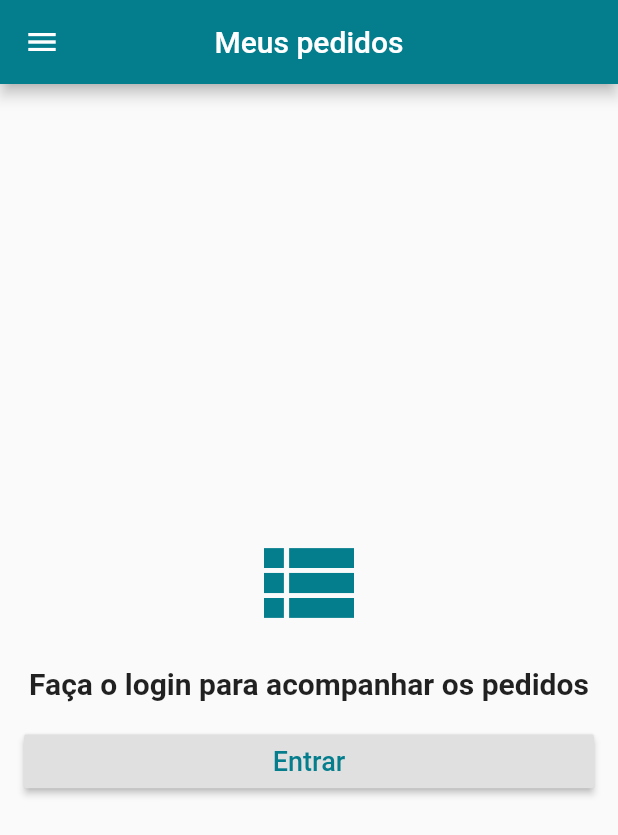
After one commit to dieinimymaganha/loja_virtual, a Flutter app: the screen it shows after launch, swiped to page 4, on a phone screen of 412 x 824 dp. The commit adds this screen. Shown: the top 835 px of the screen. Run offline on Flutter 3.47's test engine with Material 2 defaults, Android fonts, the phone set to English and light mode, and no system bars; our stand-ins replace carousel_pro, cloud_firestore, firebase_auth, transparent_image; accounts and stored records are empty.

Commit message:
Continuando a criação da tela de meus pedidos

```diff
--- a/loja_virtual/lib/screens/home_screen.dart
+++ b/loja_virtual/lib/screens/home_screen.dart
@@ -1,5 +1,6 @@
 import 'package:flutter/material.dart';
 import 'package:loja_virtual/tabs/home_tab.dart';
+import 'package:loja_virtual/tabs/ordes_tab.dart';
 import 'package:loja_virtual/tabs/products_tab.dart';
 import 'package:loja_virtual/widgets/cart_button.dart';
 import 'package:loja_virtual/widgets/custom_drawer.dart';
@@ -28,7 +29,14 @@ class HomeScreen extends StatelessWidget {
           floatingActionButton: CartButton() ,
         ),
         Container(color: Colors.yellowAccent,),
-        Container(color: Colors.green,),
+        Scaffold(
+          appBar: AppBar(
+            title: Text('Meus pedidos'),
+            centerTitle: true,
+          ),
+          body: OrdersTab(),
+          drawer: CustomDrawer(_pageController),
+        )
       ],
     );
   }
--- a/loja_virtual/lib/screens/order_screen.dart
+++ b/loja_virtual/lib/screens/order_screen.dart
@@ -14,8 +14,8 @@ class OrderScreen extends StatelessWidget {
       ),
       body: Container(
         padding: EdgeInsets.all(16.0),
+        alignment: Alignment.center,
         child: Column(
-          mainAxisAlignment: MainAxisAlignment.center,
           children: <Widget>[
             Icon(
               Icons.check,
--- /dev/null
+++ b/loja_virtual/lib/tabs/ordes_tab.dart
@@ -0,0 +1,66 @@
+import 'package:cloud_firestore/cloud_firestore.dart';
+import 'package:flutter/material.dart';
+import 'package:loja_virtual/model/user_model.dart';
+import 'package:loja_virtual/screens/login_screen.dart';
+import 'package:loja_virtual/tiles/order_tile.dart';
+
+class OrdersTab extends StatelessWidget {
+  @override
+  Widget build(BuildContext context) {
+    if(UserModel.of(context).isLoggedIn()){
+      String uid = UserModel.of(context).firebaseUser.uid;
+      return FutureBuilder<QuerySnapshot>(
+        future: Firestore.instance.collection('users').document(uid).collection('orders').getDocuments(),
+        builder: (context, snapshot){
+          if(!snapshot.hasData) return Center(child: CircularProgressIndicator(),);
+          else{
+            return ListView(
+              children: snapshot.data.documents.map((doc) => OrderTile(doc.documentID)).toList(),
+            );
+          }
+        },
+      );
+
+    }else{
+      return Container(
+        padding: EdgeInsets.all(16.0),
+        child: Column(
+          crossAxisAlignment: CrossAxisAlignment.stretch,
+          mainAxisAlignment: MainAxisAlignment.center,
+          children: <Widget>[
+            Icon(
+              Icons.view_list,
+              size: 80.0,
+              color: Theme.of(context).primaryColor,
+            ),
+            SizedBox(
+              height: 16.0,
+            ),
+            Text(
+              'Faça o login para acompanhar os pedidos',
+              style: TextStyle(
+                fontSize: 20.0,
+                fontWeight: FontWeight.bold,
+              ),
+              textAlign: TextAlign.center,
+            ),
+            SizedBox(
+              height: 16.0,
+            ),
+            RaisedButton(
+                child: Text(
+                  'Entrar',
+                  style: TextStyle(fontSize: 18.0),
+                ),
+                textColor: Theme.of(context).primaryColor,
+                onPressed: () {
+                  Navigator.of(context).push(MaterialPageRoute(
+                      builder: (context) => LoginScreen()));
+                })
+          ],
+        ),
+      );
+    }
+    return Container();
+  }
+}
```
Also changed, not shown: loja_virtual/lib/tiles/order_tile.dart (added, +15 -0 lines).
